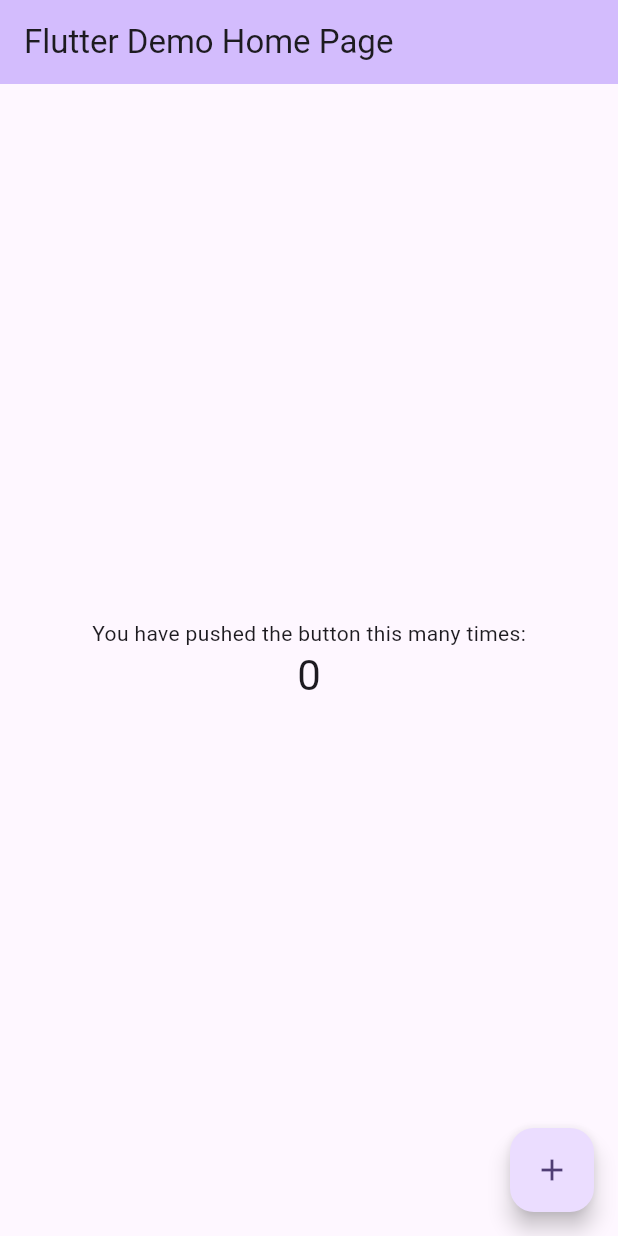
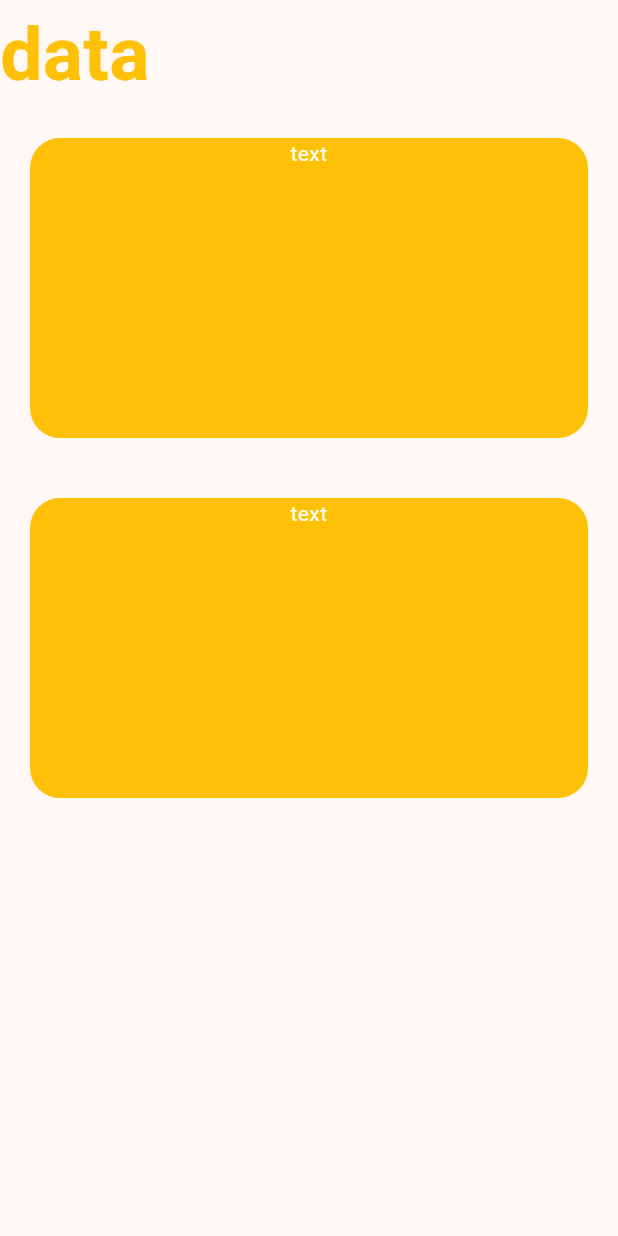
Before and after one commit to xramadhann/SIBEN, a Flutter app: the screen it shows after launch, on a phone screen of 412 x 824 dp. Run offline on Flutter 3.47's test engine with Material 3 defaults, Android fonts, the phone set to English and light mode, and no system bars.

Commit message:
feat : add list view thumbnail in homepage

```diff
--- /dev/null
+++ b/siben/lib/homepage.dart
@@ -0,0 +1,69 @@
+// ignore_for_file: prefer_const_constructors, library_private_types_in_public_api
+import 'package:flutter/material.dart';
+import 'package:siben/detailEvent.dart';
+
+class Homepage extends StatefulWidget {
+  const Homepage({Key? key}) : super(key: key);
+
+  @override
+  _HomepageState createState() => _HomepageState();
+}
+
+class _HomepageState extends State<Homepage> {
+  @override
+  Widget build(BuildContext context) {
+    return Scaffold(
+      body: ListView(
+        children: [
+          Text(
+            "data",
+            style: TextStyle(
+                color: Colors.amber, fontSize: 50, fontWeight: FontWeight.bold),
+          ),
+          Padding(
+            padding: const EdgeInsets.all(20.0),
+            child: GestureDetector(
+              onTap: () {
+                Navigator.push(context,
+                    MaterialPageRoute(builder: (context) => DetailEvent()));
+              },
+              child: Container(
+                decoration: BoxDecoration(
+                  borderRadius: BorderRadius.circular(20),
+                  color: Colors.amber,
+                ),
+                height: 200,
+                child: const Text(
+                  "text",
+                  style: TextStyle(color: Colors.white),
+                  textAlign: TextAlign.center,
+                ),
+              ),
+            ),
+          ),
+          Padding(
+            padding: const EdgeInsets.all(20.0),
+            child: GestureDetector(
+              onTap: () {
+                Navigator.push(context,
+                    MaterialPageRoute(builder: (context) => DetailEvent()));
+              },
+              child: Container(
+                decoration: BoxDecoration(
+                  borderRadius: BorderRadius.circular(20),
+                  color: Colors.amber,
+                ),
+                height: 200,
+                child: const Text(
+                  "text",
+                  style: TextStyle(color: Colors.white),
+                  textAlign: TextAlign.center,
+                ),
+              ),
+            ),
+          ),
+        ],
+      ),
+    );
+  }
+}
--- a/siben/lib/main.dart
+++ b/siben/lib/main.dart
@@ -1,4 +1,5 @@
 import 'package:flutter/material.dart';
+import 'package:siben/homepage.dart';
 
 void main() {
   runApp(const MyApp());
@@ -6,120 +7,15 @@
 
 class MyApp extends StatelessWidget {
   const MyApp({super.key});
-
-  // This widget is the root of your application.
   @override
   Widget build(BuildContext context) {
     return MaterialApp(
-      title: 'Flutter Demo',
+      title: 'Siben',
       theme: ThemeData(
-        // This is the theme of your application.
-        //
-        // TRY THIS: Try running your application with "flutter run". You'll see
-        // the application has a purple toolbar. Then, without quitting the app,
-        // try changing the seedColor in the colorScheme below to Colors.green
-        // and then invoke "hot reload" (save your changes or press the "hot
-        // reload" button in a Flutter-supported IDE, or press "r" if you used
-        // the command line to start the app).
-        //
-        // Notice that the counter didn't reset back to zero; the application
-        // state is not lost during the reload. To reset the state, use hot
-        // restart instead.
-        //
-        // This works for code too, not just values: Most code changes can be
-        // tested with just a hot reload.
-        colorScheme: ColorScheme.fromSeed(seedColor: Colors.deepPurple),
+        colorScheme: ColorScheme.fromSeed(seedColor: Colors.orange),
         useMaterial3: true,
       ),
-      home: const MyHomePage(title: 'Flutter Demo Home Page'),
+      home: const Homepage(),
     );
   }
 }
-
-class MyHomePage extends StatefulWidget {
-  const MyHomePage({super.key, required this.title});
-
-  // This widget is the home page of your application. It is stateful, meaning
-  // that it has a State object (defined below) that contains fields that affect
-  // how it looks.
-
-  // This class is the configuration for the state. It holds the values (in this
-  // case the title) provided by the parent (in this case the App widget) and
-  // used by the build method of the State. Fields in a Widget subclass are
-  // always marked "final".
-
-  final String title;
-
-  @override
-  State<MyHomePage> createState() => _MyHomePageState();
-}
-
-class _MyHomePageState extends State<MyHomePage> {
-  int _counter = 0;
-
-  void _incrementCounter() {
-    setState(() {
-      // This call to setState tells the Flutter framework that something has
-      // changed in this State, which causes it to rerun the build method below
-      // so that the display can reflect the updated values. If we changed
-      // _counter without calling setState(), then the build method would not be
-      // called again, and so nothing would appear to happen.
-      _counter++;
-    });
-  }
-
-  @override
-  Widget build(BuildContext context) {
-    // This method is rerun every time setState is called, for instance as done
-    // by the _incrementCounter method above.
-    //
-    // The Flutter framework has been optimized to make rerunning build methods
-    // fast, so that you can just rebuild anything that needs updating rather
-    // than having to individually change instances of widgets.
-    return Scaffold(
-      appBar: AppBar(
-        // TRY THIS: Try changing the color here to a specific color (to
-        // Colors.amber, perhaps?) and trigger a hot reload to see the AppBar
-        // change color while the other colors stay the same.
-        backgroundColor: Theme.of(context).colorScheme.inversePrimary,
-        // Here we take the value from the MyHomePage object that was created by
-        // the App.build method, and use it to set our appbar title.
-        title: Text(widget.title),
-      ),
-      body: Center(
-        // Center is a layout widget. It takes a single child and positions it
-        // in the middle of the parent.
-        child: Column(
-          // Column is also a layout widget. It takes a list of children and
-          // arranges them vertically. By default, it sizes itself to fit its
-          // children horizontally, and tries to be as tall as its parent.
-          //
-          // Column has various properties to control how it sizes itself and
-          // how it positions its children. Here we use mainAxisAlignment to
-          // center the children vertically; the main axis here is the vertical
-          // axis because Columns are vertical (the cross axis would be
-          // horizontal).
-          //
-          // TRY THIS: Invoke "debug painting" (choose the "Toggle Debug Paint"
-          // action in the IDE, or press "p" in the console), to see the
-          // wireframe for each widget.
-          mainAxisAlignment: MainAxisAlignment.center,
-          children: <Widget>[
-            const Text(
-              'You have pushed the button this many times:',
-            ),
-            Text(
-              '$_counter',
-              style: Theme.of(context).textTheme.headlineMedium,
-            ),
-          ],
-        ),
-      ),
-      floatingActionButton: FloatingActionButton(
-        onPressed: _incrementCounter,
-        tooltip: 'Increment',
-        child: const Icon(Icons.add),
-      ), // This trailing comma makes auto-formatting nicer for build methods.
-    );
-  }
-}
```
Also changed, not shown: siben/pubspec.yaml (+4 -4 lines), siben/pubspec.lock, 8 other files.
